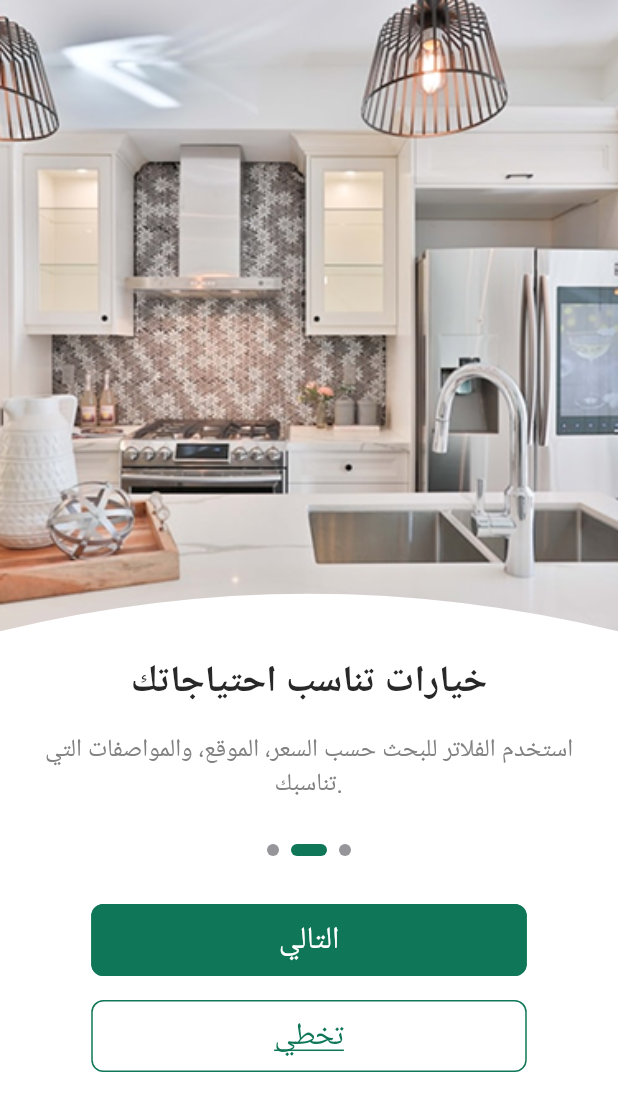
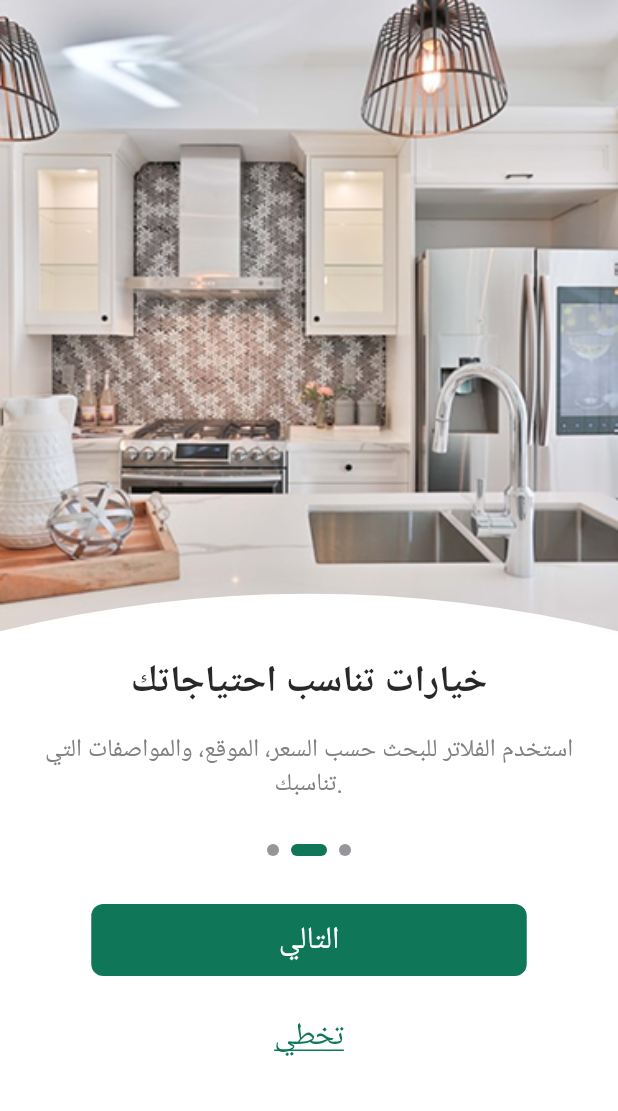
Before and after one commit to peron-graduation-project/peron_app_project, a Flutter app: the screen it shows after launch, after a tap on "التالي", on a phone screen of 412 x 824 dp. Shown: the top 1111 px of the screen. Run offline on Flutter 3.47's test engine with Material 3 defaults, Android fonts, the phone set to English and light mode, and no system bars; drawn by our look-alikes of smooth_page_indicator; our stand-ins replace flutter_svg, google_fonts.

Commit message:
some modifications to onboarding and splash screens

```diff
--- a/lib/core/widgets/custom_button.dart
+++ b/lib/core/widgets/custom_button.dart
@@ -8,7 +8,7 @@ class CustomButton extends StatelessWidget {
     required this.text,
     required this.backgroundColor,
     this.onPressed,
-    this.decoration,
+    this.decoration, this.side,
   });
 
   final Color textColor;
@@ -16,6 +16,7 @@ class CustomButton extends StatelessWidget {
   final String text;
   final TextDecoration? decoration;
   final void Function()? onPressed;
+  final BorderSide? side;
 
   @override
   Widget build(BuildContext context) {
@@ -31,9 +32,7 @@ class CustomButton extends StatelessWidget {
         child: TextButton(
           style: TextButton.styleFrom(
             backgroundColor: backgroundColor,
-            side: BorderSide(
-              color: AppColors.primaryColor
-            ),
+            side: side,
             shape: RoundedRectangleBorder(
               borderRadius: BorderRadius.circular(8),
             ),
--- a/lib/features/beginning/presentation/view/views/beginning_body_view.dart
+++ b/lib/features/beginning/presentation/view/views/beginning_body_view.dart
@@ -53,6 +53,9 @@ class BeginningBodyView extends StatelessWidget {
             textColor: Colors.black,
             text: 'مؤجر',
             backgroundColor: Colors.white,
+            side: BorderSide(
+                color: AppColors.primaryColor
+            ),
           ),
           const Spacer(flex: 2),
         ],
--- a/lib/features/onboarding/presentation/view/views/on_boarding_body.dart
+++ b/lib/features/onboarding/presentation/view/views/on_boarding_body.dart
@@ -18,18 +18,16 @@ class _OnBoardingBodyState extends State<OnBoardingBody> {
   late PageController _controller;
   int index = 0;
 
-  List<Pages> pagesList = [
+  final List<Pages> pagesList = [
     Pages(
       image: Images.onBoarding1,
       title: 'ابحث عن شقتك بسهولة',
-      subTitle:
-      'استكشف مئات الشقق المعروضة للإيجار في مختلف المناطق بكل سهولة.',
+      subTitle: 'استكشف مئات الشقق المعروضة للإيجار في مختلف المناطق بكل سهولة.',
     ),
     Pages(
       image: Images.onBoarding2,
       title: 'خيارات تناسب احتياجاتك',
-      subTitle:
-      'استخدم الفلاتر للبحث حسب السعر، الموقع، والمواصفات التي تناسبك.',
+      subTitle: 'استخدم الفلاتر للبحث حسب السعر، الموقع، والمواصفات التي تناسبك.',
     ),
     Pages(
       image: Images.onBoarding3,
@@ -50,19 +48,64 @@ class _OnBoardingBodyState extends State<OnBoardingBody> {
     super.dispose();
   }
 
+
+  void navigateToHome() {
+    Navigator.pushNamedAndRemoveUntil(
+      context,
+      PageRouteName.beginning,
+          (route) => false,
+    );
+  }
+
+  void goToNextPage() {
+    if (index < pagesList.length - 1) {
+      _controller.nextPage(
+        duration: const Duration(milliseconds: 300),
+        curve: Curves.easeInOut,
+      );
+    } else {
+      navigateToHome();
+    }
+  }
+
+  Widget buildButtons() {
+    return index == pagesList.length - 1
+        ? CustomButton(
+      textColor: Colors.white,
+      text: 'ابدأ',
+      backgroundColor: AppColors.primaryColor,
+      onPressed: navigateToHome,
+    )
+        : Column(
+      children: [
+        CustomButton(
+          textColor: Colors.white,
+          text: 'التالي',
+          backgroundColor: AppColors.primaryColor,
+          onPressed: goToNextPage,
+        ),
+        const SizedBox(height: 16),
+        CustomButton(
+          textColor: AppColors.primaryColor,
+          text: 'تخطي',
+          backgroundColor: Colors.white,
+          decoration: TextDecoration.underline,
+          onPressed: navigateToHome,
+        ),
+      ],
+    );
+  }
+
   @override
   Widget build(BuildContext context) {
     var theme = Theme.of(context).textTheme;
+    final screenSize = MediaQuery.of(context).size;
+
     return Scaffold(
       body: PageView.builder(
-        scrollDirection: Axis.horizontal,
         controller: _controller,
         itemCount: pagesList.length,
-        onPageChanged: (value) {
-          setState(() {
-            index = value;
-          });
-        },
+        onPageChanged: (value) => setState(() => index = value),
         itemBuilder: (context, index) => Stack(
           children: [
             Image.asset(
@@ -77,21 +120,20 @@ class _OnBoardingBodyState extends State<OnBoardingBody> {
               child: ClipPath(
                 clipper: CurveClipper(),
                 child: Container(
-                  height: MediaQuery.of(context).size.height * 0.55,
+                  height: screenSize.height * 0.55,
                   color: Colors.white,
                   child: Padding(
                     padding: EdgeInsets.symmetric(
-                      horizontal: MediaQuery.of(context).size.width * 0.07,
-                      vertical: MediaQuery.of(context).size.height * 0.08,
+                      horizontal: screenSize.width * 0.07,
+                      vertical: screenSize.height * 0.08,
                     ),
                     child: Column(
-                      mainAxisAlignment: MainAxisAlignment.start,
                       crossAxisAlignment: CrossAxisAlignment.center,
                       children: [
                         Text(
                           pagesList[index].title,
                           style: theme.titleSmall?.copyWith(
-                            fontSize: MediaQuery.of(context).size.width * 0.06,
+                            fontSize: screenSize.width * 0.06,
                           ),
                           textAlign: TextAlign.center,
                         ),
@@ -100,10 +142,9 @@ class _OnBoardingBodyState extends State<OnBoardingBody> {
                           pagesList[index].subTitle,
                           maxLines: 2,
                           style: theme.bodySmall?.copyWith(
-                            fontSize: MediaQuery.of(context).size.width * 0.04,
+                            fontSize: screenSize.width * 0.04,
                           ),
                           textAlign: TextAlign.center,
-                          softWrap: true,
                         ),
                         const SizedBox(height: 28),
                         CustomSmoothPageIndicator(
@@ -111,48 +152,7 @@ class _OnBoardingBodyState extends State<OnBoardingBody> {
                           pagesList: pagesList,
                         ),
                         const SizedBox(height: 32),
-
-                        /// **هنا التعديل:** إذا كانت الصفحة الأخيرة، يظهر زر واحد فقط (ابدأ)
-                        if (index == pagesList.length - 1)
-                          CustomButton(
-                            textColor: Colors.white,
-                            text: 'ابدأ',
-                            backgroundColor: AppColors.primaryColor,
-                            onPressed: () {
-                              Navigator.pushNamedAndRemoveUntil(
-                                context,
-                                PageRouteName.beginning,
-                                    (route) => false,
-                              );
-                            },
-                          )
-                        else ...[
-                          CustomButton(
-                            textColor: Colors.white,
-                            text: 'التالي',
-                            backgroundColor: AppColors.primaryColor,
-                            onPressed: () {
-                              _controller.nextPage(
-                                duration: const Duration(milliseconds: 300),
-                                curve: Curves.easeInOut,
-                              );
-                            },
-                          ),
-                          const SizedBox(height: 16),
-                          CustomButton(
-                            textColor: AppColors.primaryColor,
-                            text: 'تخطي',
-                            backgroundColor: Colors.white,
-                            decoration: TextDecoration.underline,
-                            onPressed: () {
-                              Navigator.pushNamedAndRemoveUntil(
-                                context,
-                                PageRouteName.beginning,
-                                    (route) => false,
-                              );
-                            },
-                          ),
-                        ],
+                        buildButtons(),
                       ],
                     ),
                   ),
--- a/lib/features/splash/presentation/view/views/splash_body.dart
+++ b/lib/features/splash/presentation/view/views/splash_body.dart
@@ -2,7 +2,6 @@ import 'package:flutter/material.dart';
 import 'package:flutter_svg/flutter_svg.dart';
 import 'package:peron_project/core/helper/images.dart';
 import 'package:peron_project/features/splash/presentation/view/widgets/sliding_text.dart';
-
 import '../../../../../core/navigator/page_routes_name.dart';
 
 class SplashBody extends StatefulWidget {
@@ -35,25 +34,34 @@ class _SplashBodyState extends State<SplashBody> with SingleTickerProviderStateM
       mainAxisAlignment: MainAxisAlignment.center,
       crossAxisAlignment: CrossAxisAlignment.stretch,
       children: [
-        // Dynamically sized logo based on screen size
         SvgPicture.asset(
           Images.kLogo,
-          width: MediaQuery.of(context).size.width * 0.5, // Adjust logo size
+          width: MediaQuery.of(context).size.width * 0.5,
         ),
-        const SizedBox(height: 20), // Adding some space between logo and text
-        SlidingText(slidingAnimation: slidingAnimation),
+        const SizedBox(height: 20),
+        SlideTransition(
+          position: slidingAnimation,
+          child:  SlidingText(slidingAnimation: slidingAnimation,),
+        ),
       ],
     );
   }
 
   Future<void> initSlidingAnimation() async {
-    animationController =
-        AnimationController(vsync: this, duration: const Duration(seconds: 5));
-    slidingAnimation =
-        Tween<Offset>(begin: const Offset(0, 1), end: const Offset(0, 0))
-            .animate(animationController);
+    animationController = AnimationController(
+      vsync: this,
+      duration: const Duration(seconds: 3),
+    );
+    slidingAnimation = Tween<Offset>(
+      begin: const Offset(0, 1),
+      end: const Offset(0, 0),
+    ).animate(CurvedAnimation(
+      parent: animationController,
+      curve: Curves.easeInOut,
+    ));
     animationController.forward();
   }
+
 
   void navigateToOnBoarding() {
     Future.delayed(const Duration(seconds: 5), () {
```
